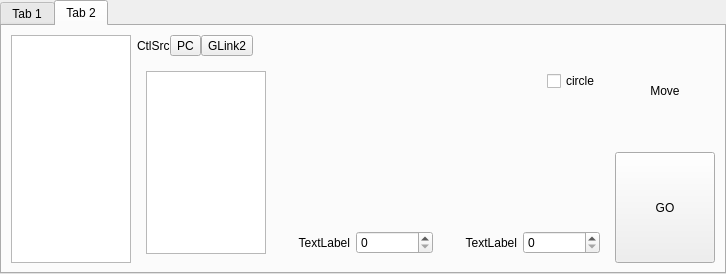
Qt form Libs/PlotUnit/PlotUnitGraph/tabctlpanel129.ui (tiangaomingjing/ServoDriveTech) before a commit.
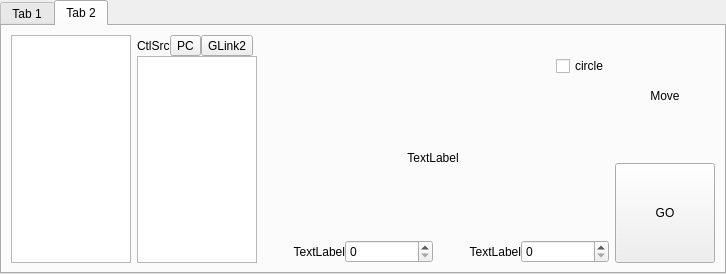
The same form after that commit. The open tabs and pages were chosen to show the change. Custom widgets are drawn as their Qt base class.

Patch:
```diff
--- a/Libs/PlotUnit/PlotUnitGraph/tabctlpanel129.ui
+++ b/Libs/PlotUnit/PlotUnitGraph/tabctlpanel129.ui
@@ -472,6 +472,9 @@
        </item>
        <item>
         <layout class="QVBoxLayout" name="verticalLayout_7">
+         <property name="spacing">
+          <number>0</number>
+         </property>
          <item>
           <layout class="QHBoxLayout" name="horizontalLayout_14">
            <property name="spacing">
@@ -521,6 +524,21 @@
            <widget class="QWidget" name="page_3"/>
            <widget class="QWidget" name="page_4">
             <layout class="QHBoxLayout" name="horizontalLayout_18" stretch="0,1">
+             <property name="spacing">
+              <number>0</number>
+             </property>
+             <property name="leftMargin">
+              <number>0</number>
+             </property>
+             <property name="topMargin">
+              <number>0</number>
+             </property>
+             <property name="rightMargin">
+              <number>0</number>
+             </property>
+             <property name="bottomMargin">
+              <number>0</number>
+             </property>
              <item>
               <widget class="QListWidget" name="listWidget_2">
                <property name="maximumSize">
@@ -533,6 +551,9 @@
              </item>
              <item>
               <layout class="QVBoxLayout" name="verticalLayout_12">
+               <property name="spacing">
+                <number>0</number>
+               </property>
                <item>
                 <layout class="QHBoxLayout" name="horizontalLayout_16">
                  <item>
@@ -558,9 +579,38 @@
                 </layout>
                </item>
                <item>
-                <widget class="QStackedWidget" name="stackedWidget_3">
-                 <widget class="QWidget" name="page_5"/>
-                 <widget class="QWidget" name="page_6"/>
+                <widget class="QStackedWidget" name="stackedWidget_vel_plan">
+                 <property name="currentIndex">
+                  <number>1</number>
+                 </property>
+                 <widget class="QWidget" name="page_vplan_step">
+                  <layout class="QHBoxLayout" name="horizontalLayout_3">
+                   <item>
+                    <widget class="QLabel" name="label_vplan_step">
+                     <property name="text">
+                      <string>TextLabel</string>
+                     </property>
+                     <property name="alignment">
+                      <set>Qt::AlignCenter</set>
+                     </property>
+                    </widget>
+                   </item>
+                  </layout>
+                 </widget>
+                 <widget class="QWidget" name="page_vplan_seq">
+                  <layout class="QHBoxLayout" name="horizontalLayout_5">
+                   <item>
+                    <widget class="QLabel" name="label_vplan_seq">
+                     <property name="text">
+                      <string>TextLabel</string>
+                     </property>
+                     <property name="alignment">
+                      <set>Qt::AlignCenter</set>
+                     </property>
+                    </widget>
+                   </item>
+                  </layout>
+                 </widget>
                 </widget>
                </item>
                <item>
@@ -607,7 +657,7 @@
           <layout class="QHBoxLayout" name="hlayout_processBars"/>
          </item>
          <item>
-          <layout class="QVBoxLayout" name="verticalLayout_9">
+          <layout class="QVBoxLayout" name="verticalLayout_9" stretch="1,0">
            <item>
             <widget class="QLabel" name="label_13">
              <property name="text">
```
Left out of the diff: 10 changed lines with no effect on the pictures.
